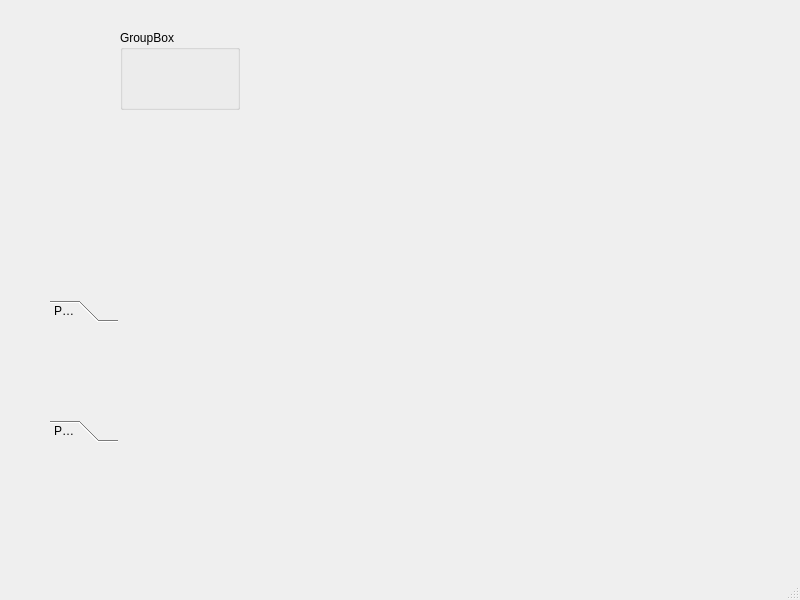
Above: main_page.ui from SunJianBai/patient-client before the change. Below: the same form after it.
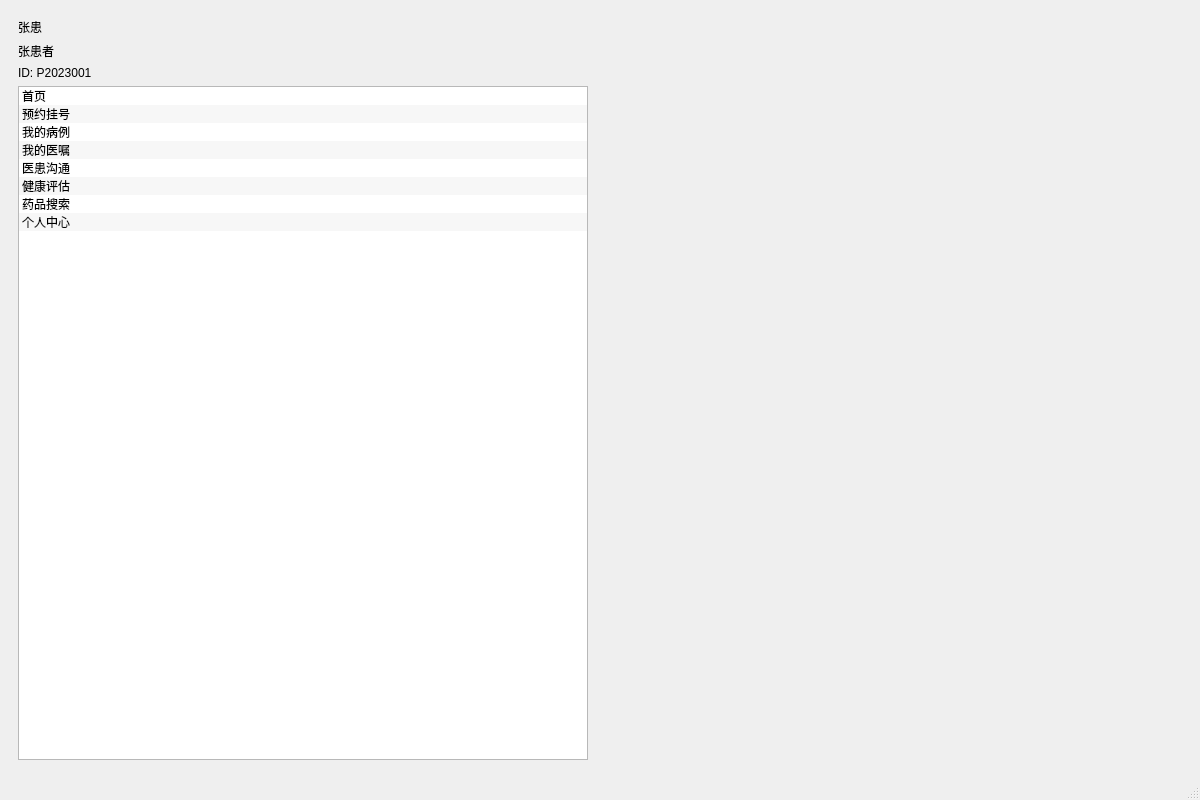
That is the form after the change.

Diff of the .ui file:
```diff
--- a/main_page.ui
+++ b/main_page.ui
@@ -6,66 +6,101 @@
    <rect>
     <x>0</x>
     <y>0</y>
-    <width>800</width>
-    <height>600</height>
+    <width>1200</width>
+    <height>800</height>
    </rect>
   </property>
   <property name="windowTitle">
    <string>MainWindow</string>
   </property>
   <widget class="QWidget" name="centralwidget">
-   <widget class="QToolBox" name="toolBox">
-    <property name="geometry">
-     <rect>
-      <x>50</x>
-      <y>300</y>
-      <width>68</width>
-      <height>142</height>
-     </rect>
-    </property>
-    <property name="currentIndex">
-     <number>0</number>
-    </property>
-    <widget class="QWidget" name="page">
-     <property name="geometry">
-      <rect>
-       <x>0</x>
-       <y>0</y>
-       <width>68</width>
-       <height>68</height>
-      </rect>
-     </property>
-     <attribute name="label">
-      <string>Page 1</string>
-     </attribute>
-    </widget>
-    <widget class="QWidget" name="page_2">
-     <property name="geometry">
-      <rect>
-       <x>0</x>
-       <y>0</y>
-       <width>68</width>
-       <height>68</height>
-      </rect>
-     </property>
-     <attribute name="label">
-      <string>Page 2</string>
-     </attribute>
-    </widget>
-   </widget>
-   <widget class="QGroupBox" name="groupBox">
-    <property name="geometry">
-     <rect>
-      <x>120</x>
-      <y>30</y>
-      <width>120</width>
-      <height>80</height>
-     </rect>
-    </property>
-    <property name="title">
-     <string>GroupBox</string>
-    </property>
-   </widget>
+   <layout class="QHBoxLayout" name="mainLayout">
+    <item>
+     <widget class="QWidget" name="sidebar">
+      <property name="minimumWidth">
+       <number>250</number>
+      </property>
+      <property name="maximumWidth">
+       <number>250</number>
+      </property>
+      <layout class="QVBoxLayout" name="sidebarLayout">
+       <item>
+        <widget class="QLabel" name="userAvatar">
+         <property name="text">
+          <string>张患</string>
+         </property>
+        </widget>
+       </item>
+       <item>
+        <widget class="QLabel" name="userName">
+         <property name="text">
+          <string>张患者</string>
+         </property>
+        </widget>
+       </item>
+       <item>
+        <widget class="QLabel" name="userId">
+         <property name="text">
+          <string>ID: P2023001</string>
+         </property>
+        </widget>
+       </item>
+       <item>
+        <widget class="QListWidget" name="navList">
+         <property name="alternatingRowColors">
+          <bool>true</bool>
+         </property>
+         <item>
+          <property name="text">
+           <string>首页</string>
+          </property>
+         </item>
+         <item>
+          <property name="text">
+           <string>预约挂号</string>
+          </property>
+         </item>
+         <item>
+          <property name="text">
+           <string>我的病例</string>
+          </property>
+         </item>
+         <item>
+          <property name="text">
+           <string>我的医嘱</string>
+          </property>
+         </item>
+         <item>
+          <property name="text">
+           <string>医患沟通</string>
+          </property>
+         </item>
+         <item>
+          <property name="text">
+           <string>健康评估</string>
+          </property>
+         </item>
+         <item>
+          <property name="text">
+           <string>药品搜索</string>
+          </property>
+         </item>
+         <item>
+          <property name="text">
+           <string>个人中心</string>
+          </property>
+         </item>
+        </widget>
+       </item>
+      </layout>
+     </widget>
+    </item>
+    <item>
+     <widget class="QStackedWidget" name="mainStack">
+      <widget class="QWidget" name="dashboardPage"/>
+     </widget>
+    </item>
+   </layout>
   </widget>
   <widget class="QMenuBar" name="menubar">
    <property name="geometry">
```
Left out of the diff: 4 changed lines with no effect on the pictures.
